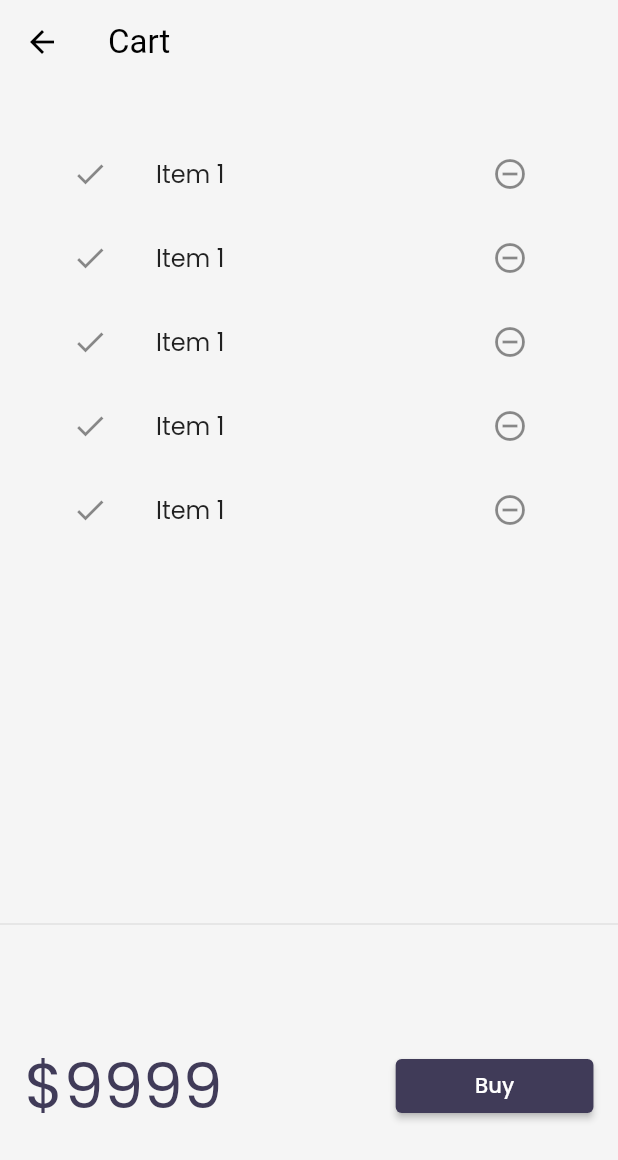
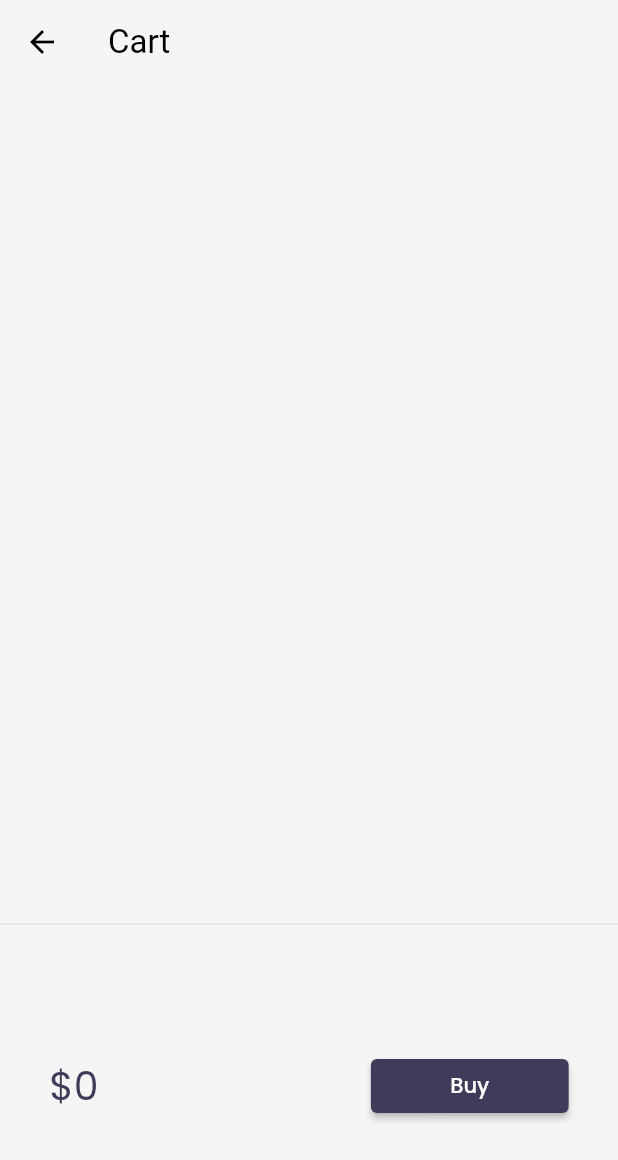
Before and after one commit to HuzaifaShkx/Flutter_30_day_challenge, a Flutter app: the CartPage screen opened by its route, on a phone screen of 412 x 824 dp. Shown: the top 1160 px of the screen. Run offline on Flutter 3.47's test engine with Material 2 defaults, Android fonts, the phone set to English and light mode, and no system bars; our stand-ins replace google_fonts, velocity_x; network calls fail.

Commit message:
day 22 completed

```diff
--- a/lib/models/cart.dart
+++ b/lib/models/cart.dart
@@ -3,6 +3,11 @@ import 'package:tutorial_advance/models/catalog.dart';
 import 'package:velocity_x/velocity_x.dart';
 
 class CartModel {
+  static final cartModel = CartModel._internal();
+  CartModel._internal();
+
+  factory CartModel() => cartModel;
+
   // Catalog field
   late CatalogModel _catalog;
 
@@ -17,8 +22,7 @@ class CartModel {
   }
 
   //get items in the cart
-  Iterable<Item> get items =>
-      _itemIds.map((id) => _catalog.getById(id)).toList();
+  List<Item> get items => _itemIds.map((id) => _catalog.getById(id)).toList();
 
   num get totalPrice =>
       items.fold(0, (total, current) => total + current.price);
--- a/lib/models/catalog.dart
+++ b/lib/models/catalog.dart
@@ -1,4 +1,13 @@
+import 'package:flutter/material.dart';
+
 class CatalogModel {
+
+static final catModel = CatalogModel._internal();
+  CatalogModel._internal();
+
+  factory CatalogModel() => catModel;
+
+
   static List<Item> items = <Item>[];
 
   //get item by id
--- a/lib/pages/cart_pages.dart
+++ b/lib/pages/cart_pages.dart
@@ -1,4 +1,5 @@
 import 'package:flutter/material.dart';
+import 'package:tutorial_advance/models/cart.dart';
 import 'package:velocity_x/velocity_x.dart';
 
 import '../widget/appbartheme.dart';
@@ -24,6 +25,7 @@ class CartPage extends StatelessWidget {
 }
 
 class _cartTotal extends StatelessWidget {
+  final _cart = CartModel();
   @override
   Widget build(BuildContext context) {
     return SizedBox(
@@ -31,7 +33,11 @@ class _cartTotal extends StatelessWidget {
       child: Row(
         mainAxisAlignment: MainAxisAlignment.spaceAround,
         children: [
-          "\$9999".text.xl5.color(context.theme.accentColor).make(),
+          "\$${(_cart.totalPrice)}"
+              .text
+              .xl3
+              .color(context.theme.accentColor)
+              .make(),
           50.widthBox,
           ElevatedButton(
             onPressed: () {
@@ -56,17 +62,18 @@ class _CartList extends StatefulWidget {
 }
 
 class _CartListState extends State<_CartList> {
+  final _cart = CartModel();
   @override
   Widget build(BuildContext context) {
     return ListView.builder(
-        itemCount: 5,
+        itemCount: _cart.items?.length,
         itemBuilder: (context, index) => ListTile(
               leading: Icon(Icons.done),
               trailing: IconButton(
                 icon: Icon(Icons.remove_circle_outline),
                 onPressed: () {},
               ),
-              title: "Item 1".text.make(),
+              title: _cart.items[index].name.text.make(),
             ));
   }
 }
```
Also changed, not shown: lib/widget/home_widgets/catalogItem.dart (+34 -10 lines).
